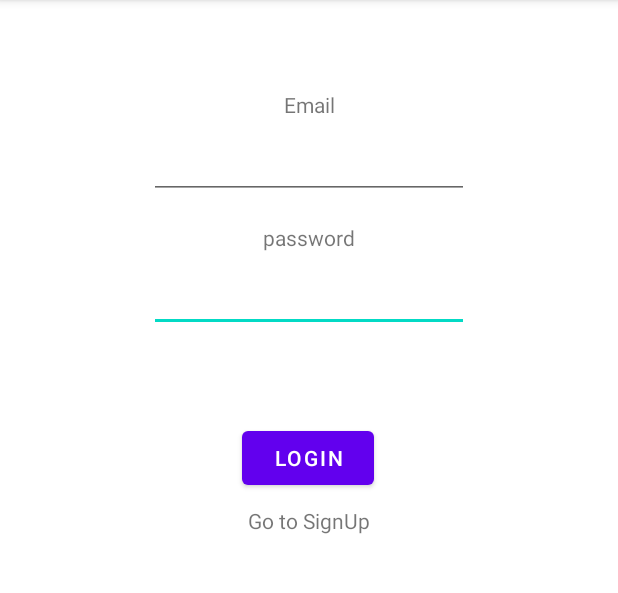
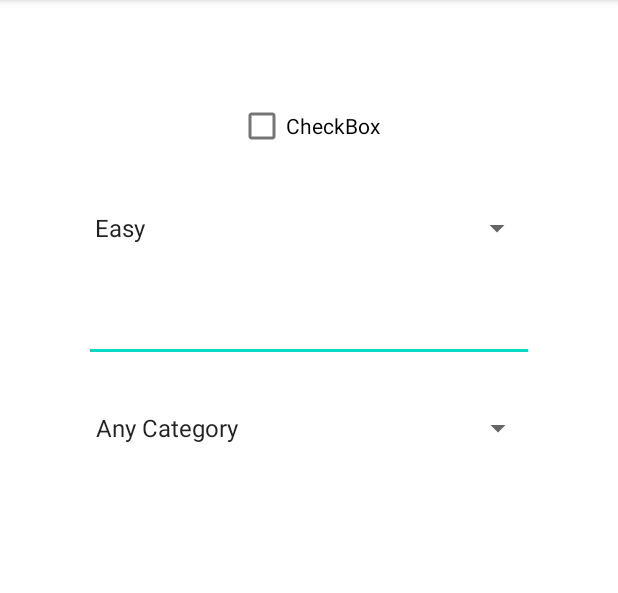
Before and after one commit to hessamasna/MobilePrograming-KingOfQuiz, an Android app: the screen it shows after launch (Login before the commit, GameSetting after it), on a phone screen of 412 x 824 dp, the part 84-677 px from its top. Run offline under Robolectric (Android 15) with nearby library versions, the phone set to English and light mode, and no system bars.

Commit message:
[ADD] Game Setting

```diff
--- a/app/src/main/AndroidManifest.xml
+++ b/app/src/main/AndroidManifest.xml
@@ -1,6 +1,6 @@
 <?xml version="1.0" encoding="utf-8"?>
 <manifest xmlns:android="http://schemas.android.com/apk/res/android"
-    xmlns:tools="http://schemas.android.com/tools" >
+    xmlns:tools="http://schemas.android.com/tools">
 
     <uses-permission android:name="android.permission.INTERNET" />
 
@@ -12,24 +12,31 @@
         android:label="@string/app_name"
         android:supportsRtl="true"
         android:theme="@style/Theme.KingOfQuiz"
-        tools:targetApi="31" >
+        tools:targetApi="31">
+        <activity
+            android:name=".GameSetting"
+            android:exported="false">
+            <meta-data
+                android:name="android.app.lib_name"
+                android:value="" />
+        </activity>
         <activity
             android:name=".SignUp"
-            android:exported="false" >
+            android:exported="false">
             <meta-data
                 android:name="android.app.lib_name"
                 android:value="" />
         </activity>
         <activity
             android:name=".Login"
-            android:exported="false" >
+            android:exported="false">
             <meta-data
                 android:name="android.app.lib_name"
                 android:value="" />
         </activity>
         <activity
             android:name=".MainActivity"
-            android:exported="true" >
+            android:exported="true">
             <intent-filter>
                 <action android:name="android.intent.action.MAIN" />
 
--- /dev/null
+++ b/app/src/main/java/com/cip/kingofquiz/GameSetting.java
@@ -0,0 +1,55 @@
+package com.cip.kingofquiz;
+
+import androidx.appcompat.app.AppCompatActivity;
+import androidx.appcompat.app.AppCompatDelegate;
+
+import android.os.Bundle;
+import android.view.View;
+import android.widget.ArrayAdapter;
+import android.widget.CheckBox;
+import android.widget.Spinner;
+import android.widget.Switch;
+import android.widget.TextView;
+
+public class GameSetting extends AppCompatActivity {
+
+    @Override
+    protected void onCreate(Bundle savedInstanceState) {
+        super.onCreate(savedInstanceState);
+        setContentView(R.layout.activity_game_setting);
+        setSpinners();
+
+
+    }
+
+    public void changeTheme(View v) {
+        //todo should change UI
+        CheckBox themeSwitch = (CheckBox) findViewById(R.id.switch_theme);
+
+        if (themeSwitch.isChecked()) {
+            AppCompatDelegate.setDefaultNightMode(AppCompatDelegate.MODE_NIGHT_YES);
+            themeSwitch.setChecked(true);
+
+        } else {
+            AppCompatDelegate.setDefaultNightMode(AppCompatDelegate.MODE_NIGHT_NO);
+            themeSwitch.setChecked(false);
+
+
+        }
+
+    }
+
+    public void setSpinners() {
+        Spinner spinner = (Spinner) findViewById(R.id.spinner_difficulty);
+        ArrayAdapter<CharSequence> adapter = ArrayAdapter.createFromResource(this,
+                R.array.difficulty_choices, android.R.layout.simple_spinner_item);
+        adapter.setDropDownViewResource(android.R.layout.simple_spinner_dropdown_item);
+        spinner.setAdapter(adapter);
+
+        Spinner spinner_cat = (Spinner) findViewById(R.id.spinner_category);
+        ArrayAdapter<CharSequence> adapter_cat = ArrayAdapter.createFromResource(this,
+                R.array.category_choices, android.R.layout.simple_spinner_item);
+        adapter_cat.setDropDownViewResource(android.R.layout.simple_spinner_dropdown_item);
+        spinner_cat.setAdapter(adapter_cat);
+    }
+}
--- a/app/src/main/java/com/cip/kingofquiz/MainActivity.java
+++ b/app/src/main/java/com/cip/kingofquiz/MainActivity.java
@@ -13,7 +13,7 @@ public class MainActivity extends AppCompatActivity {
         setContentView(R.layout.activity_main);
 
         Intent secondActivityIntent = new Intent(
-                getApplicationContext(), Login.class
+                getApplicationContext(), GameSetting.class
         );
         startActivity(secondActivityIntent);
 
--- a/app/src/main/java/com/cip/kingofquiz/db/GameSettingDao.java
+++ b/app/src/main/java/com/cip/kingofquiz/db/GameSettingDao.java
@@ -1,9 +1,11 @@
 package com.cip.kingofquiz.db;
 
 import androidx.room.Dao;
+import androidx.room.Insert;
 import androidx.room.Query;
 
 import com.cip.kingofquiz.model.GameSetting;
+import com.cip.kingofquiz.model.User;
 
 import java.util.List;
 
@@ -13,4 +15,7 @@ public interface GameSettingDao {
     @Query("SELECT * FROM gameSetting ")
     List<GameSetting> getAllGameSettings();
 
+    @Insert
+    void insertGameSetting(GameSetting... gameSetting);
+
 }
--- /dev/null
+++ b/app/src/main/res/layout/activity_game_setting.xml
@@ -0,0 +1,49 @@
+<?xml version="1.0" encoding="utf-8"?>
+<androidx.constraintlayout.widget.ConstraintLayout xmlns:android="http://schemas.android.com/apk/res/android"
+    xmlns:app="http://schemas.android.com/apk/res-auto"
+    xmlns:tools="http://schemas.android.com/tools"
+    android:layout_width="match_parent"
+    android:layout_height="match_parent"
+    tools:context=".GameSetting">
+
+    <EditText
+        android:id="@+id/questionsCount"
+        android:layout_width="300dp"
+        android:layout_height="wrap_content"
+        android:layout_marginTop="32dp"
+        android:ems="10"
+        android:inputType="number"
+        app:layout_constraintEnd_toEndOf="parent"
+        app:layout_constraintStart_toStartOf="parent"
+        app:layout_constraintTop_toBottomOf="@+id/spinner_difficulty" />
+
+    <Spinner
+        android:id="@+id/spinner_difficulty"
+        android:layout_width="300dp"
+        android:layout_height="24dp"
+        android:layout_marginTop="32dp"
+        app:layout_constraintEnd_toEndOf="parent"
+        app:layout_constraintHorizontal_bias="0.495"
+        app:layout_constraintStart_toStartOf="parent"
+        app:layout_constraintTop_toBottomOf="@+id/switch_theme" />
+
+    <Spinner
+        android:id="@+id/spinner_category"
+        android:layout_width="300dp"
+        android:layout_height="wrap_content"
+        android:layout_marginTop="32dp"
+        app:layout_constraintEnd_toEndOf="parent"
+        app:layout_constraintStart_toStartOf="parent"
+        app:layout_constraintTop_toBottomOf="@+id/questionsCount" />
+
+    <CheckBox
+        android:id="@+id/switch_theme"
+        android:layout_width="wrap_content"
+        android:layout_height="wrap_content"
+        android:layout_marginTop="60dp"
+        android:onClick="changeTheme"
+        android:text="CheckBox"
+        app:layout_constraintEnd_toEndOf="parent"
+        app:layout_constraintStart_toStartOf="parent"
+        app:layout_constraintTop_toTopOf="parent" />
+</androidx.constraintlayout.widget.ConstraintLayout>
--- /dev/null
+++ b/app/src/main/res/values/category_choices.xml
@@ -0,0 +1,12 @@
+<?xml version="1.0" encoding="utf-8"?>
+<resources>
+    <string-array name="category_choices">
+        <item>Any Category</item>
+        <item>General Knowledge</item>
+        <item>Science: Computers</item>
+        <item>Science: Mathematics</item>
+        <item>Sports</item>
+        <item>History</item>
+        <item>Politics</item>
+    </string-array>
+</resources>
--- /dev/null
+++ b/app/src/main/res/values/difficulty_Choices.xml
@@ -0,0 +1,8 @@
+<?xml version="1.0" encoding="utf-8"?>
+<resources>
+    <string-array name="difficulty_choices">
+        <item>Easy</item>
+        <item>Medium</item>
+        <item>Hard</item>
+    </string-array>
+</resources>
```
